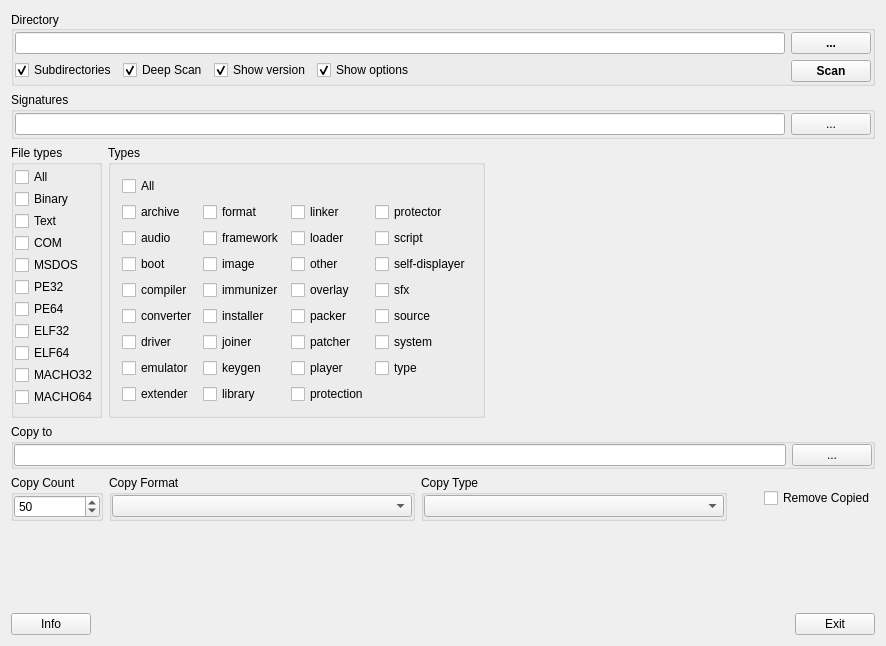
Above: gui_source/guimainwindow.ui from horsicq/DIE-sort before the change. Below: the same form after it.
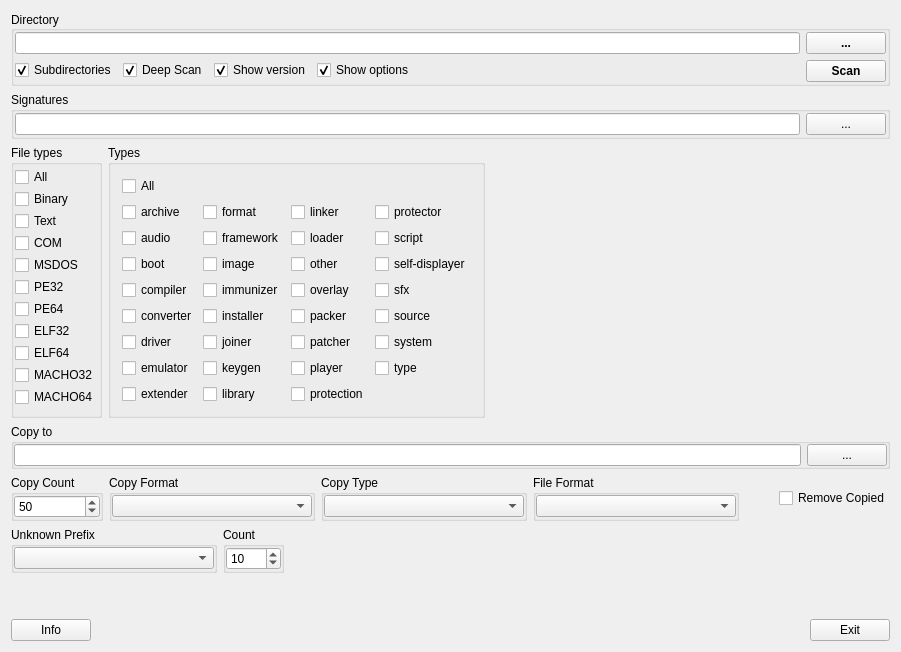
That is the form after the change.

Diff of the .ui file:
```diff
--- a/gui_source/guimainwindow.ui
+++ b/gui_source/guimainwindow.ui
@@ -6,8 +6,8 @@
    <rect>
     <x>0</x>
     <y>0</y>
-    <width>886</width>
-    <height>646</height>
+    <width>901</width>
+    <height>652</height>
    </rect>
   </property>
   <property name="windowTitle">
@@ -608,7 +608,7 @@
           <widget class="QComboBox" name="comboBoxCopyFormat">
            <property name="minimumSize">
             <size>
-             <width>300</width>
+             <width>200</width>
              <height>0</height>
             </size>
            </property>
@@ -639,7 +639,38 @@
           <widget class="QComboBox" name="comboBoxCopyType">
            <property name="minimumSize">
             <size>
-             <width>300</width>
+             <width>200</width>
+             <height>0</height>
+            </size>
+           </property>
+          </widget>
+         </item>
+        </layout>
+       </widget>
+      </item>
+      <item>
+       <widget class="QGroupBox" name="groupBoxFileFormat">
+        <property name="title">
+         <string>File Format</string>
+        </property>
+        <layout class="QVBoxLayout" name="verticalLayout_9">
+         <property name="leftMargin">
+          <number>0</number>
+         </property>
+         <property name="topMargin">
+          <number>0</number>
+         </property>
+         <property name="rightMargin">
+          <number>0</number>
+         </property>
+         <property name="bottomMargin">
+          <number>0</number>
+         </property>
+         <item>
+          <widget class="QComboBox" name="comboBoxFileFormat">
+           <property name="minimumSize">
+            <size>
+             <width>200</width>
              <height>0</height>
             </size>
            </property>
@@ -670,6 +701,91 @@
       </item>
      </layout>
     </item>
+    <item>
+     <layout class="QHBoxLayout" name="horizontalLayout_10">
+      <item>
+       <widget class="QGroupBox" name="groupBoxUnknownPrefix">
+        <property name="title">
+         <string>Unknown Prefix</string>
+        </property>
+        <layout class="QHBoxLayout" name="horizontalLayout_7">
+         <property name="leftMargin">
+          <number>0</number>
+         </property>
+         <property name="topMargin">
+          <number>0</number>
+         </property>
+         <property name="rightMargin">
+          <number>0</number>
+         </property>
+         <property name="bottomMargin">
+          <number>0</number>
+         </property>
+         <item>
+          <widget class="QComboBox" name="comboBoxUnknownPrefix">
+           <property name="minimumSize">
+            <size>
+             <width>200</width>
+             <height>0</height>
+            </size>
+           </property>
+          </widget>
+         </item>
+        </layout>
+       </widget>
+      </item>
+      <item>
+       <widget class="QGroupBox" name="groupBoxUnknownCount">
+        <property name="title">
+         <string>Count</string>
+        </property>
+        <layout class="QVBoxLayout" name="verticalLayout_14">
+         <property name="spacing">
+          <number>0</number>
+         </property>
+         <property name="leftMargin">
+          <number>0</number>
+         </property>
+         <property name="topMargin">
+          <number>0</number>
+         </property>
+         <property name="rightMargin">
+          <number>0</number>
+         </property>
+         <property name="bottomMargin">
+          <number>0</number>
+         </property>
+         <item>
+          <widget class="QSpinBox" name="spinBoxUnknownCount">
+           <property name="minimum">
+            <number>1</number>
+           </property>
+           <property name="maximum">
+            <number>100</number>
+           </property>
+           <property name="value">
+            <number>10</number>
+           </property>
+          </widget>
+         </item>
+        </layout>
+       </widget>
+      </item>
+      <item>
+       <spacer name="horizontalSpacer_5">
+        <property name="orientation">
+         <enum>Qt::Horizontal</enum>
+        </property>
+        <property name="sizeHint" stdset="0">
+         <size>
+          <width>40</width>
+          <height>20</height>
+         </size>
+        </property>
+       </spacer>
+      </item>
+     </layout>
+    </item>
     <item>
      <spacer name="verticalSpacer">
       <property name="orientation">
```
